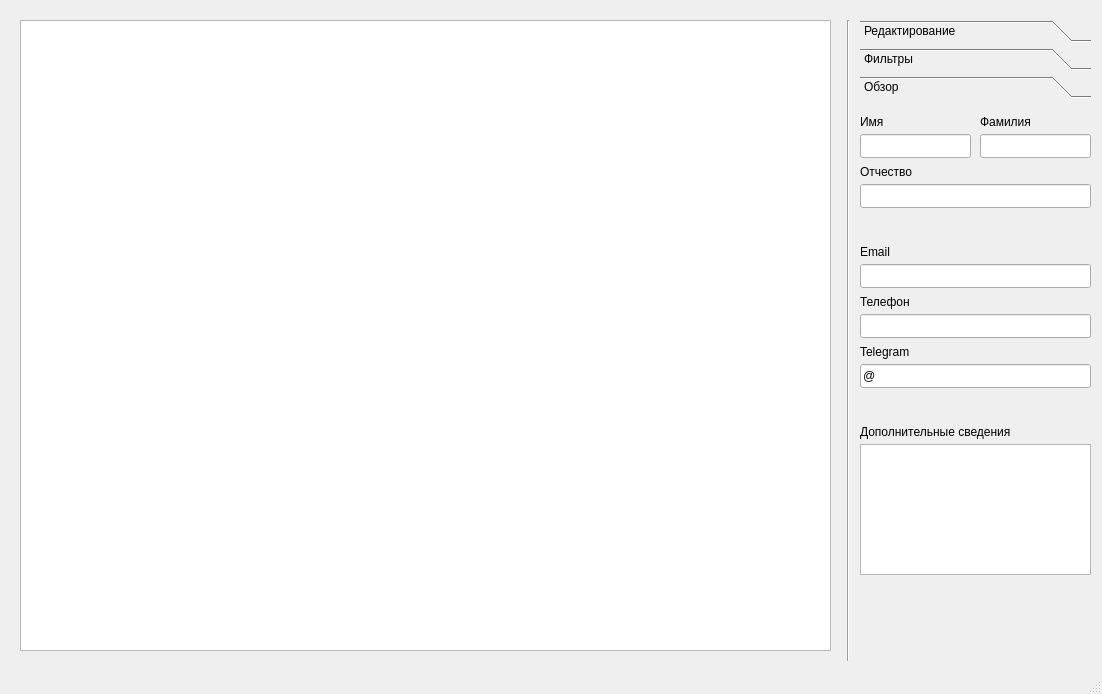
The window that MyRin/Forms/indexview.ui (relsa228/MyRin) describes before a commit, drawn with Qt 5.
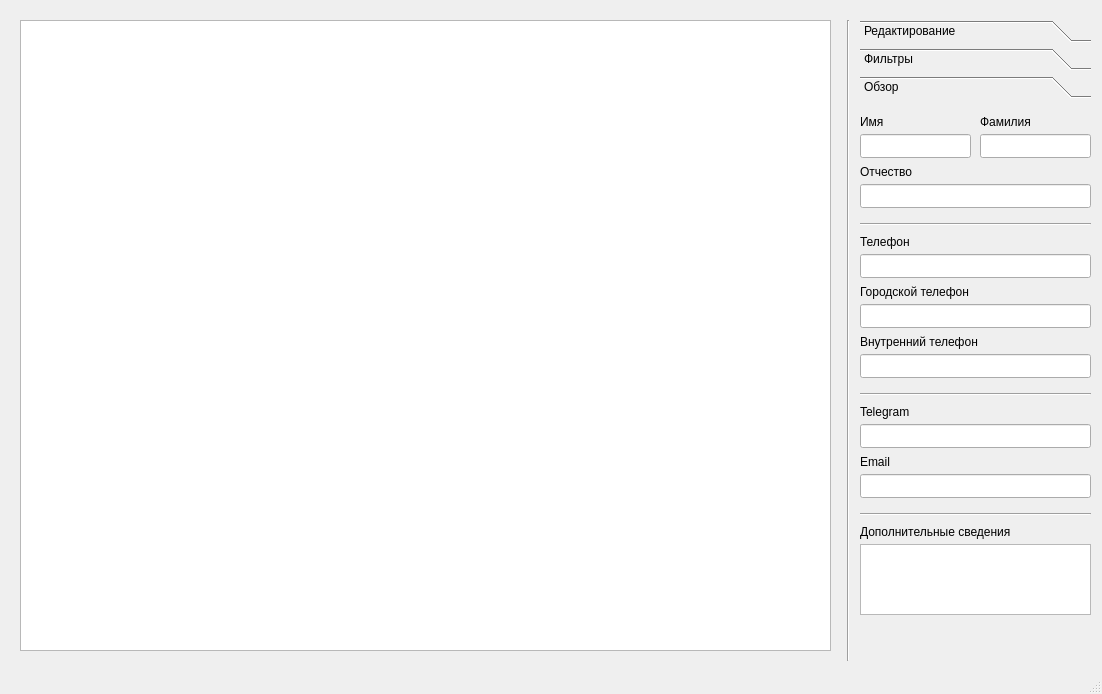
The same window after the commit. The open tabs and pages were chosen to show the change. Icons and pictures are not drawn.

What changed in the file:
```diff
--- a/MyRin/Forms/indexview.ui
+++ b/MyRin/Forms/indexview.ui
@@ -411,7 +411,7 @@
       <property name="geometry">
        <rect>
         <x>0</x>
-        <y>210</y>
+        <y>150</y>
         <width>231</width>
         <height>24</height>
        </rect>
@@ -431,7 +431,7 @@
       <property name="geometry">
        <rect>
         <x>0</x>
-        <y>140</y>
+        <y>350</y>
         <width>49</width>
         <height>16</height>
        </rect>
@@ -493,9 +493,9 @@
       <property name="geometry">
        <rect>
         <x>0</x>
-        <y>340</y>
+        <y>440</y>
         <width>231</width>
-        <height>131</height>
+        <height>71</height>
        </rect>
       </property>
      </widget>
@@ -503,7 +503,7 @@
       <property name="geometry">
        <rect>
         <x>0</x>
-        <y>160</y>
+        <y>370</y>
         <width>231</width>
         <height>24</height>
        </rect>
@@ -513,7 +513,7 @@
       <property name="geometry">
        <rect>
         <x>0</x>
-        <y>320</y>
+        <y>420</y>
         <width>191</width>
         <height>16</height>
        </rect>
@@ -526,7 +526,7 @@
       <property name="geometry">
        <rect>
         <x>0</x>
-        <y>240</y>
+        <y>300</y>
         <width>101</width>
         <height>16</height>
        </rect>
@@ -539,7 +539,7 @@
       <property name="geometry">
        <rect>
         <x>0</x>
-        <y>190</y>
+        <y>130</y>
         <width>71</width>
         <height>16</height>
        </rect>
@@ -562,13 +562,98 @@
       <property name="geometry">
        <rect>
         <x>0</x>
-        <y>260</y>
+        <y>320</y>
         <width>231</width>
         <height>24</height>
        </rect>
       </property>
       <property name="text">
-       <string>@</string>
+       <string/>
+      </property>
+     </widget>
+     <widget class="QLabel" name="CityTelephoneViewLabel">
+      <property name="geometry">
+       <rect>
+        <x>0</x>
+        <y>180</y>
+        <width>131</width>
+        <height>16</height>
+       </rect>
+      </property>
+      <property name="text">
+       <string>Городской телефон</string>
+      </property>
+     </widget>
+     <widget class="QLineEdit" name="CityTelephoneView">
+      <property name="geometry">
+       <rect>
+        <x>0</x>
+        <y>200</y>
+        <width>231</width>
+        <height>24</height>
+       </rect>
+      </property>
+     </widget>
+     <widget class="QLabel" name="InternalTelephoneViewLabel">
+      <property name="geometry">
+       <rect>
+        <x>0</x>
+        <y>230</y>
+        <width>131</width>
+        <height>16</height>
+       </rect>
+      </property>
+      <property name="text">
+       <string>Внутренний телефон</string>
+      </property>
+     </widget>
+     <widget class="QLineEdit" name="InternalTelephoneView">
+      <property name="geometry">
+       <rect>
+        <x>0</x>
+        <y>250</y>
+        <width>231</width>
+        <height>24</height>
+       </rect>
+      </property>
+     </widget>
+     <widget class="Line" name="line_2">
+      <property name="geometry">
+       <rect>
+        <x>0</x>
+        <y>400</y>
+        <width>231</width>
+        <height>20</height>
+       </rect>
+      </property>
+      <property name="orientation">
+       <enum>Qt::Horizontal</enum>
+      </property>
+     </widget>
+     <widget class="Line" name="line_3">
+      <property name="geometry">
+       <rect>
+        <x>0</x>
+        <y>280</y>
+        <width>231</width>
+        <height>20</height>
+       </rect>
+      </property>
+      <property name="orientation">
+       <enum>Qt::Horizontal</enum>
+      </property>
+     </widget>
+     <widget class="Line" name="line_4">
+      <property name="geometry">
+       <rect>
+        <x>0</x>
+        <y>110</y>
+        <width>231</width>
+        <height>20</height>
+       </rect>
+      </property>
+      <property name="orientation">
+       <enum>Qt::Horizontal</enum>
       </property>
      </widget>
     </widget>
```
Left out of the diff: 11 changed lines with no effect on the pictures.
